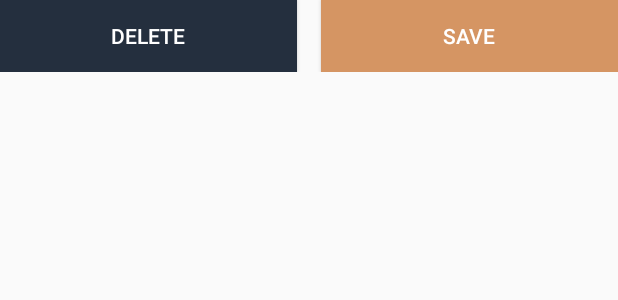
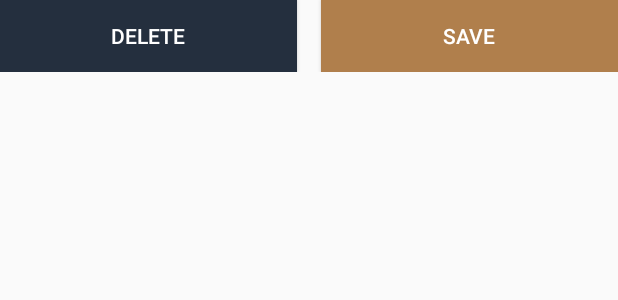
Before and after one commit to IgnacioPoire/WakeApp, an Android app: the layout save_delete_buttons.xml on its own in the app's theme, with its tools: preview values and no code run, on a phone screen of 412 x 824 dp. Shown: the top 300 px of the screen. Run offline under Robolectric (Android 15) with nearby library versions, the phone set to English and light mode, and no system bars.

Commit message:
Colored buttons

```diff
--- a/app/src/main/res/drawable/shape_oval.xml
+++ b/app/src/main/res/drawable/shape_oval.xml
@@ -1,7 +1,7 @@
 <?xml version="1.0" encoding="utf-8"?>
 <shape xmlns:android="http://schemas.android.com/apk/res/android"
     android:shape="oval">
-    <solid android:color="@color/colorAccent" />
+    <solid android:color="?colorAccent" />
     <size
         android:width="20dp"
         android:height="20dp" />
--- a/app/src/main/res/layout/save_delete_buttons.xml
+++ b/app/src/main/res/layout/save_delete_buttons.xml
@@ -1,5 +1,6 @@
 <?xml version="1.0" encoding="utf-8"?>
 <LinearLayout xmlns:android="http://schemas.android.com/apk/res/android"
+    xmlns:tools="http://schemas.android.com/tools"
     android:layout_width="match_parent"
     android:layout_height="wrap_content"
     android:gravity="center|bottom"
@@ -12,9 +13,10 @@
         android:layout_marginEnd="8dp"
         android:layout_marginRight="8dp"
         android:layout_weight="1"
-        android:background="@color/colorAccent"
+        android:background="?colorAccent"
         android:text="@string/delete_button_text"
-        android:textColor="#FFFFFF" />
+        android:textColor="#FFFFFF"
+        tools:ignore="ButtonStyle" />
 
     <Button
         android:id="@+id/save_button"
@@ -23,7 +25,8 @@
         android:layout_marginStart="8dp"
         android:layout_marginLeft="8dp"
         android:layout_weight="1"
-        android:background="@color/colorPrimary"
+        android:background="?colorPrimaryDark"
         android:text="@string/save_button_text"
-        android:textColor="#FFFFFF" />
+        android:textColor="#FFFFFF"
+        tools:ignore="ButtonStyle" />
 </LinearLayout>
--- a/app/src/main/res/layout/save_only_button.xml
+++ b/app/src/main/res/layout/save_only_button.xml
@@ -10,7 +10,7 @@
         android:layout_width="0dp"
         android:layout_height="wrap_content"
         android:layout_weight="1"
-        android:background="@color/colorPrimary"
+        android:background="?colorPrimaryDark"
         android:text="@string/save_button_text"
         android:textColor="#FFFFFF" />
 </LinearLayout>
```
